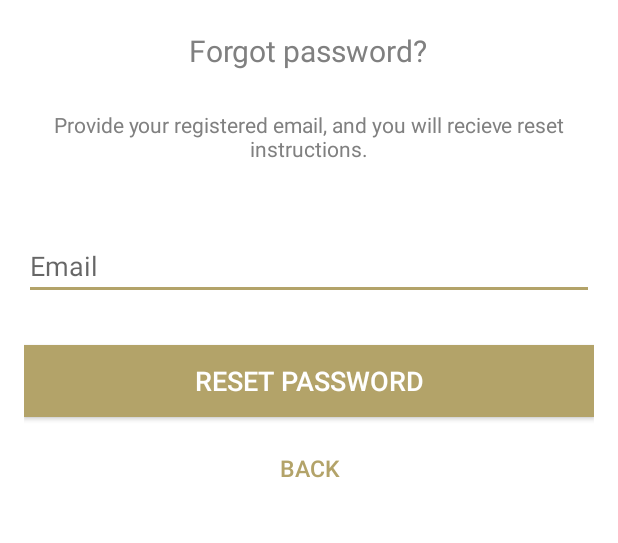
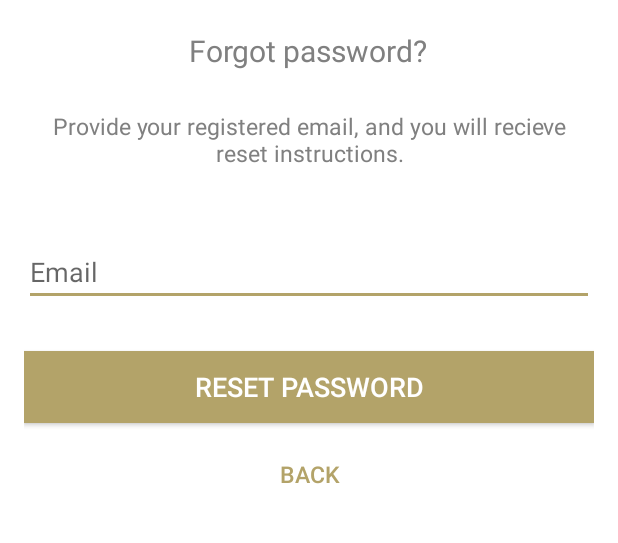
Before and after one commit to peter1314/HyTech-Logger, an Android app: the ResetPasswordActivity screen opened directly, with no data from a screen before it, on a phone screen of 412 x 824 dp, the part 303-846 px from its top. Run offline under Robolectric (Android 15) with nearby library versions, the phone set to English and light mode, and no system bars; our stand-ins replace Firebase (no records; nobody signed in at launch, a user with empty details on screens opened directly).

Commit message:
Reworking activity generation, commit before major changes

```diff
--- a/HyTech Logger/app/src/main/java/com/peter/wagstaff/hytechlogger/activities/ProfileActivity.java
+++ b/HyTech Logger/app/src/main/java/com/peter/wagstaff/hytechlogger/activities/ProfileActivity.java
@@ -26,7 +26,7 @@ public class ProfileActivity extends AppCompatActivity {
         super.onCreate(savedInstanceState);
         setContentView(R.layout.activity_profile);
 
-        final TextView userId = findViewById(R.id.user_id_textView);
+        final TextView userId = findViewById(R.id.username_textView);
         Button changeUsernameButton = findViewById(R.id.change_username_button);
         Button changePasswordButton = findViewById(R.id.change_password_button);
         Button deleteUserButton = findViewById(R.id.delete_user_button);
--- a/HyTech Logger/app/src/main/res/layout/activity_reset_password.xml
+++ b/HyTech Logger/app/src/main/res/layout/activity_reset_password.xml
@@ -22,7 +22,7 @@
             android:layout_width="@dimen/logo_w_h"
             android:layout_height="@dimen/logo_w_h"
             android:layout_gravity="center_horizontal"
-            android:layout_marginBottom="10sp"
+            android:layout_marginBottom="10dp"
             app:srcCompat="@mipmap/ic_launcher_basic_foreground" />
 
         <TextView
@@ -32,17 +32,17 @@
             android:padding="10sp"
             android:text="@string/lbl_forgot_password"
             android:textColor="@android:color/tab_indicator_text"
-            android:textSize="20sp" />
+            android:textSize="@dimen/text_size_med" />
 
         <TextView
             android:layout_width="wrap_content"
             android:layout_height="wrap_content"
-            android:layout_marginBottom="10sp"
+            android:layout_marginBottom="10dp"
             android:gravity="center_horizontal"
             android:padding="@dimen/activity_horizontal_margin"
             android:text="Provide your registered email, and you will recieve reset instructions."
             android:textColor="@android:color/tab_indicator_text"
-            android:textSize="14sp" />
+            android:textSize="@dimen/text_size_small" />
 
         <LinearLayout
             android:layout_width="match_parent"
@@ -52,8 +52,8 @@
                 android:id="@+id/email"
                 android:layout_width="match_parent"
                 android:layout_height="wrap_content"
-                android:layout_marginTop="20sp"
-                android:layout_marginBottom="10sp"
+                android:layout_marginTop="20dp"
+                android:layout_marginBottom="10dp"
                 android:hint="@string/hint_email"
                 android:inputType="textEmailAddress"
                 android:textColor="@android:color/tab_indicator_text" />
@@ -65,23 +65,23 @@
             android:id="@+id/btn_reset_password"
             android:layout_width="fill_parent"
             android:layout_height="wrap_content"
-            android:layout_marginTop="20dip"
+            android:layout_marginTop="20dp"
             android:background="@color/colorPrimary"
             android:text="@string/btn_reset_password"
             android:textColor="@color/pure_white"
-            android:textSize="18sp" />
+            android:textSize="@dimen/default_button_sp" />
 
         <Button
             android:id="@+id/btn_back"
             style="?android:attr/borderlessButtonStyle"
             android:layout_width="wrap_content"
             android:layout_height="wrap_content"
-            android:layout_marginTop="10sp"
+            android:layout_marginTop="10dp"
             android:background="@null"
             android:backgroundTint="@null"
             android:text="@string/btn_back"
             android:textColor="@color/colorAccent"
-            android:textSize="15sp" />
+            android:textSize="@dimen/text_size_small" />
 
     </LinearLayout>
 
--- a/HyTech Logger/app/src/main/res/layout/activity_signup.xml
+++ b/HyTech Logger/app/src/main/res/layout/activity_signup.xml
@@ -83,7 +83,7 @@
             android:background="@color/colorPrimary"
             android:text="@string/action_sign_in_short"
             android:textColor="@color/pure_white"
-            android:textSize="18sp"
+            android:textSize="@dimen/default_button_sp"
             android:textStyle="bold" />
 
         <Button
@@ -96,7 +96,7 @@
             android:text="@string/btn_forgot_password"
             android:textAllCaps="false"
             android:textColor="@color/colorAccent"
-            android:textSize="15sp"/>
+            android:textSize="@dimen/text_size_small" />
 
         <!-- Link to Login Screen -->
 
@@ -110,7 +110,7 @@
             android:text="@string/btn_link_to_login"
             android:textAllCaps="false"
             android:textColor="@color/colorAccent"
-            android:textSize="15sp"/>
+            android:textSize="@dimen/text_size_small" />
     </LinearLayout>
 
     <ProgressBar
--- a/HyTech Logger/app/src/main/res/layout/spinner_item.xml
+++ b/HyTech Logger/app/src/main/res/layout/spinner_item.xml
@@ -4,5 +4,4 @@
     android:layout_width="match_parent"
     android:layout_height="wrap_content"
     android:textColor="#666666"
-    android:padding="10sp"
-    />
+    android:padding="10dp" />
--- a/HyTech Logger/app/src/main/res/values/dimens.xml
+++ b/HyTech Logger/app/src/main/res/values/dimens.xml
@@ -7,4 +7,11 @@
     <dimen name="logo_w_h">100dp</dimen>
     <dimen name="big_logo_w_h">150dp</dimen>
     <dimen name="profile_w_h">200dp</dimen>
+    <dimen name="profile_icon_w_h">60dp</dimen>
+    <dimen name="default_button_w">140dp</dimen>
+    <dimen name="default_button_sp">18sp</dimen>
+    <dimen name="text_size_small">15sp</dimen>
+    <dimen name="text_size_med">20sp</dimen>
+    <dimen name="text_size_large">25sp</dimen>
+    <dimen name="text_size_header">30sp</dimen>
 </resources>
--- a/HyTech Logger/app/src/main/res/values/strings.xml
+++ b/HyTech Logger/app/src/main/res/values/strings.xml
@@ -1,5 +1,10 @@
 <resources>
+
     <string name="app_name">HyTech Logger</string>
+
+    <string name="scan">Scan</string>
+    <string name="view_cells">View Cells</string>
+
     <string name="action_sign_in_short">Register</string>
     <string name="email">Email</string>
     <string name="minimum_password">Password too short, enter minimum 6 characters!</string>
```
Also changed, not shown: HyTech Logger/app/src/main/java/com/peter/wagstaff/hytechlogger/activities/NewCellEntryActivity.java (+20 -0 lines), HyTech Logger/app/src/main/res/layout/activity_login.xml (+8 -8 lines), HyTech Logger/app/src/main/res/layout/activity_main.xml (+14 -12 lines), HyTech Logger/app/src/main/res/layout/activity_new_cell_entry.xml (+29 -27 lines), HyTech Logger/app/src/main/res/layout/activity_profile.xml (+13 -13 lines).
